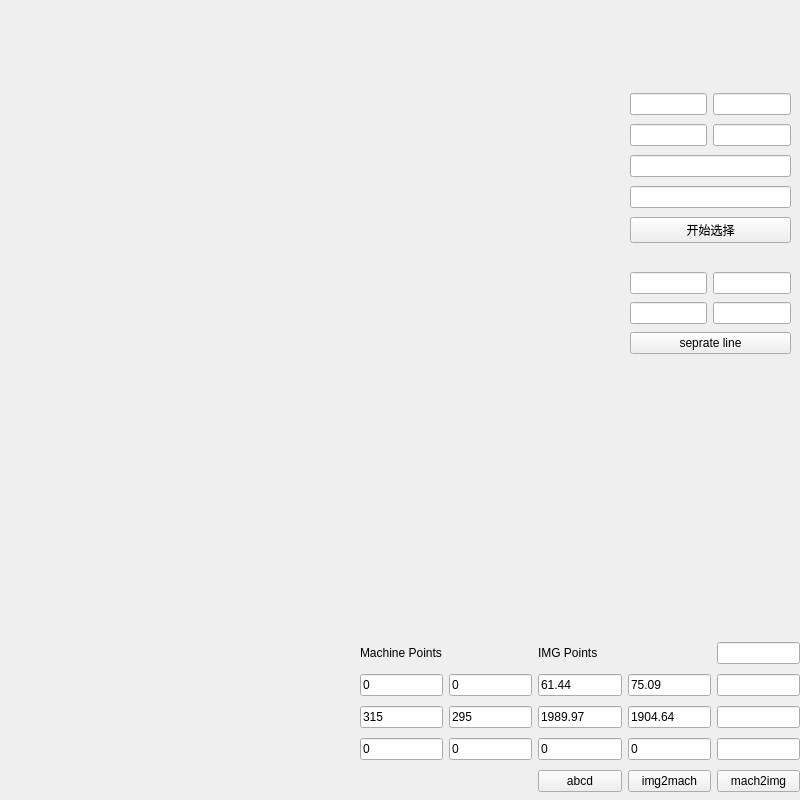
This is imgwindow.ui in zouzichun/videoWirain as Qt 5 draws it before an edit. The edited form follows.
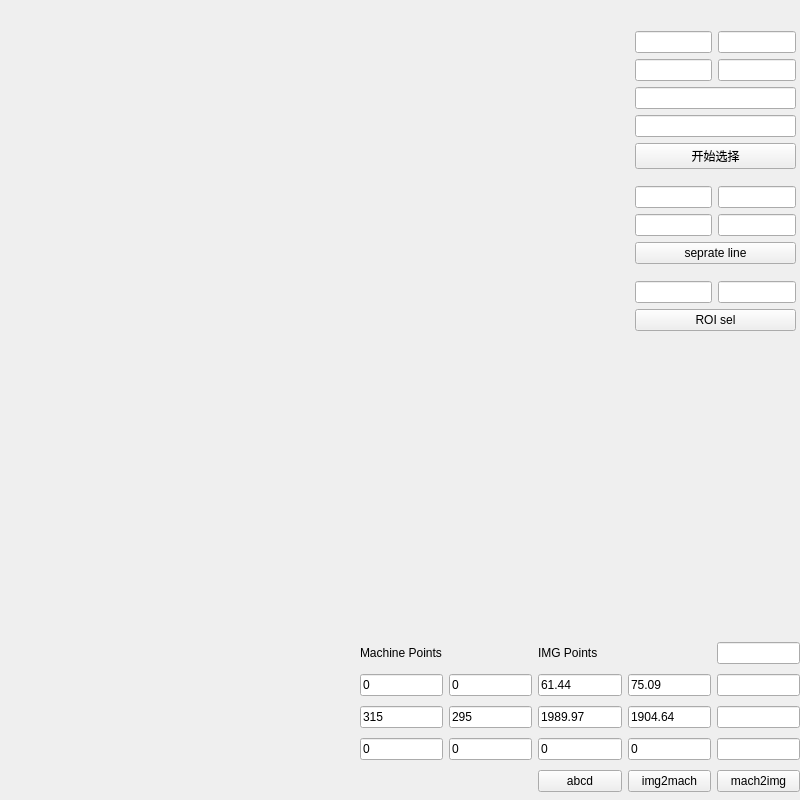
This is the edited form.

Patch:
```diff
--- a/imgwindow.ui
+++ b/imgwindow.ui
@@ -13,51 +13,6 @@
   <property name="windowTitle">
    <string>Form</string>
   </property>
-  <widget class="QWidget" name="layoutWidget">
-   <property name="geometry">
-    <rect>
-     <x>630</x>
-     <y>90</y>
-     <width>161</width>
-     <height>161</height>
-    </rect>
-   </property>
-   <layout class="QVBoxLayout" name="verticalLayout">
-    <item>
-     <layout class="QHBoxLayout" name="horizontalLayout_2">
-      <item>
-       <widget class="QLineEdit" name="l1_p1x"/>
-      </item>
-      <item>
-       <widget class="QLineEdit" name="l1_p1y"/>
-      </item>
-     </layout>
-    </item>
-    <item>
-     <layout class="QHBoxLayout" name="horizontalLayout">
-      <item>
-       <widget class="QLineEdit" name="l1_p2x"/>
-      </item>
-      <item>
-       <widget class="QLineEdit" name="l1_p2y"/>
-      </item>
-     </layout>
-    </item>
-    <item>
-     <widget class="QLineEdit" name="l1_out"/>
-    </item>
-    <item>
-     <widget class="QLineEdit" name="total_lines"/>
-    </item>
-    <item>
-     <widget class="QPushButton" name="sel1">
-      <property name="text">
-       <string>开始选择</string>
-      </property>
-     </widget>
-    </item>
-   </layout>
-  </widget>
   <widget class="QWidget" name="layoutWidget">
    <property name="geometry">
     <rect>
@@ -233,12 +188,51 @@
   <widget class="QWidget" name="">
    <property name="geometry">
     <rect>
-     <x>630</x>
-     <y>270</y>
+     <x>635</x>
+     <y>20</y>
      <width>161</width>
-     <height>89</height>
+     <height>322</height>
     </rect>
    </property>
+   <layout class="QVBoxLayout" name="verticalLayout_2">
+    <item>
+     <layout class="QVBoxLayout" name="verticalLayout">
+      <item>
+       <layout class="QHBoxLayout" name="horizontalLayout_2">
+        <item>
+         <widget class="QLineEdit" name="l1_p1x"/>
+        </item>
+        <item>
+         <widget class="QLineEdit" name="l1_p1y"/>
+        </item>
+       </layout>
+      </item>
+      <item>
+       <layout class="QHBoxLayout" name="horizontalLayout">
+        <item>
+         <widget class="QLineEdit" name="l1_p2x"/>
+        </item>
+        <item>
+         <widget class="QLineEdit" name="l1_p2y"/>
+        </item>
+       </layout>
+      </item>
+      <item>
+       <widget class="QLineEdit" name="l1_out"/>
+      </item>
+      <item>
+       <widget class="QLineEdit" name="total_lines"/>
+      </item>
+      <item>
+       <widget class="QPushButton" name="sel1">
+        <property name="text">
+         <string>开始选择</string>
+        </property>
+       </widget>
+      </item>
+     </layout>
+    </item>
+    <item>
    <layout class="QGridLayout" name="gridLayout_2">
     <item row="0" column="0">
      <widget class="QLineEdit" name="sep1x"/>
@@ -262,6 +256,25 @@
        <string>seprate line</string>
       </property>
      </widget>
+      </item>
+     </layout>
+    </item>
+    <item>
+     <layout class="QGridLayout" name="gridLayout_3">
+      <item row="0" column="0">
+       <widget class="QLineEdit" name="roi_x"/>
+      </item>
+      <item row="0" column="1">
+       <widget class="QLineEdit" name="roi_y"/>
+      </item>
+      <item row="1" column="0" colspan="2">
+       <widget class="QPushButton" name="roi_sel">
+        <property name="text">
+         <string>ROI sel</string>
+        </property>
+       </widget>
+      </item>
+     </layout>
     </item>
    </layout>
   </widget>
```
Lines whose indentation alone changed are shown as unchanged.
